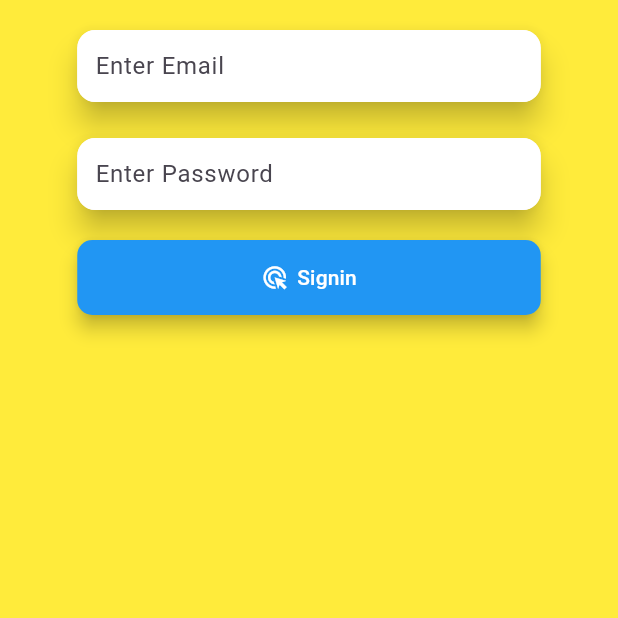
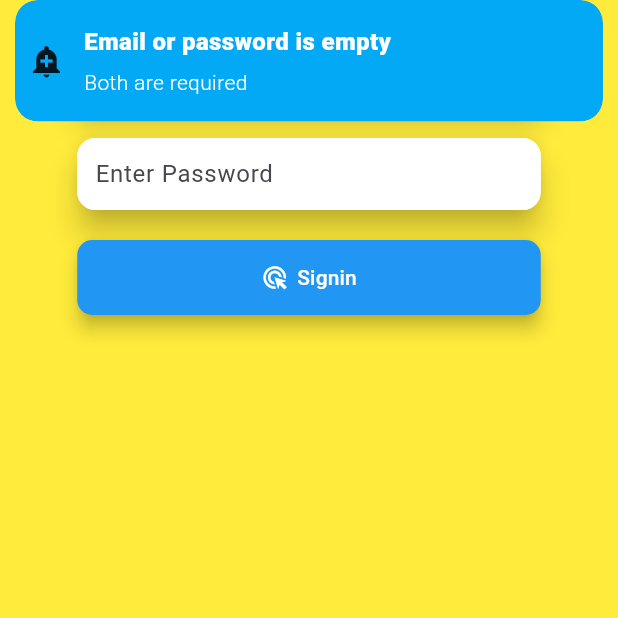
Before and after one commit to billthecoder046/disputeresolverai, a Flutter app: the screen it shows after launch, after a tap on "Signin", on a phone screen of 412 x 824 dp, the top half of it. Run offline on Flutter 3.47's test engine with Material 3 defaults, Android fonts, the phone set to English and light mode, and no system bars; our stand-ins replace firebase_auth, firebase_core, gap, get, responsive_framework; accounts and stored records are empty.

Commit message:
adde Sign in form

```diff
--- a/lib/screens/login_screen/login_screen_logic.dart
+++ b/lib/screens/login_screen/login_screen_logic.dart
@@ -52,6 +52,39 @@ class Login_screenLogic extends GetxController {
     }
 
   }
+  Future<void> logn() async{
+    if(emailC.text.isEmpty || passC.text.isEmpty){
+      Get.snackbar(
+         'Email or password is empty',
+        "Both are required",
+        colorText: Colors.white,
+        backgroundColor: Colors.lightBlue,
+        icon: const Icon(Icons.add_alert),
+      );
+    }else{
+      try {
+        var user = await _firebaseAuth.signInWithEmailAndPassword(email: emailC.text, password: passC.text);
+        if(user != null){
+                Get.to(()=> HomePage(), transition: Transition.leftToRight);
+              }
+        else{
+          print("User is null, so can't navigate");
+        }
+      } catch (e) {
+        print(e);
+        Get.snackbar(
+          'Some issue occurred',
+          e.toString(),
+          colorText: Colors.white,
+          backgroundColor: Colors.lightBlue,
+          icon: const Icon(Icons.add_alert),
+        );
+      } finally {
+        print("Thankyou for your time");
+      }
+    }
+
+  }
 
   //MyFunctions
   Future<void> logOut() async{
--- a/lib/screens/login_screen/login_screen_view.dart
+++ b/lib/screens/login_screen/login_screen_view.dart
@@ -57,7 +57,7 @@ class Login_screenPage extends StatelessWidget {
           myFunction: () async{
             print("My Email Data: ${logic.emailC.text}");
             print("My Password Data: ${logic.passC.text}");
-            await logic.login();
+            await logic.logn();
           },
           myButtonWidget: const Row(
             mainAxisAlignment: MainAxisAlignment.center,
```
